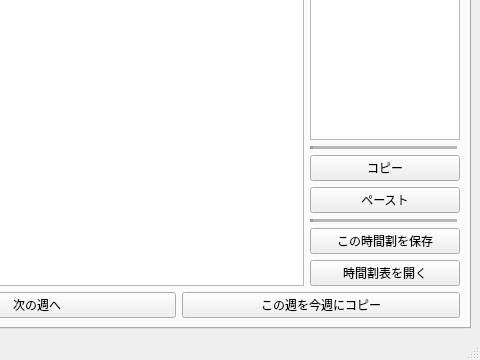
Old version of the form mainwindow.ui in the repository ROMEKANA/TimeTable; both pictures show x 690 to 1170 and y 509 to 869 of the 1170 by 869 pixel window.
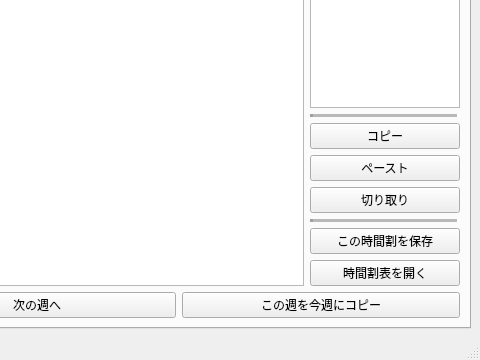
New version of the form.

The edit to the form file:
```diff
--- a/mainwindow.ui
+++ b/mainwindow.ui
@@ -163,6 +163,13 @@
               </property>
              </widget>
             </item>
+            <item>
+             <widget class="QPushButton" name="cutCellButton">
+              <property name="text">
+               <string>切り取り</string>
+              </property>
+             </widget>
+            </item>
             <item>
              <widget class="Line" name="line_3">
               <property name="lineWidth">
```
Left out of the diff: 4 changed lines with no effect on the pictures.
